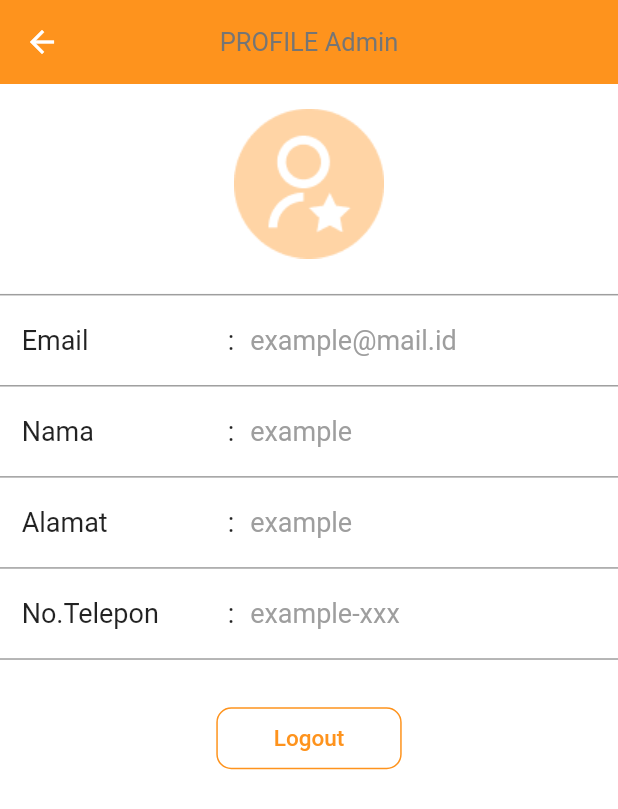
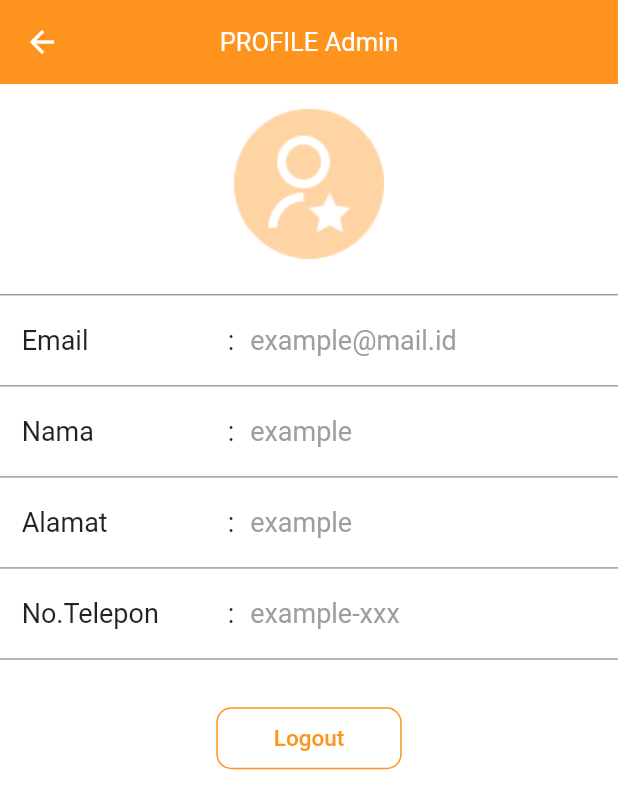
Before and after one commit to NezarianSaputra/fastmilk_admin, a Flutter app: the ProfileAdmin screen opened by its route, on a phone screen of 412 x 824 dp. Shown: the top 809 px of the screen. Run offline on Flutter 3.47's test engine with Material 2 defaults, Android fonts, the phone set to English and light mode, and no system bars; our stand-ins replace cloud_firestore, firebase_auth, firebase_core, flutter_svg; accounts and stored records are empty; Roboto replaces fonts that are missing (ABeeZee); project files that could hold a hidden picture were left out.

Commit message:
update profile admin

```diff
--- a/lib/screen/homepage/component/body_homepage.dart
+++ b/lib/screen/homepage/component/body_homepage.dart
@@ -242,9 +242,7 @@ class _BodyHomeState extends State<BodyHome> {
                           shape: RoundedRectangleBorder(
                               borderRadius: BorderRadius.circular(20)),
                           borderSide: BorderSide(width: 1, color: Colors.grey),
-                          onPressed: () {
-                            Navigator.pushNamed(context, DataPegawai.routeName);
-                          },
+                          onPressed: () {},
                           child: Row(
                             children: [
                               Image.asset(
--- a/lib/screen/profile_admin/profile_admin.dart
+++ b/lib/screen/profile_admin/profile_admin.dart
@@ -20,7 +20,7 @@ class ProfileAdmin extends StatelessWidget {
               )),
           title: Text(
             'PROFILE Admin',
-            style: TextStyle(fontSize: 17),
+            style: TextStyle(fontSize: 17, color: Colors.white),
           ),
           centerTitle: true,
           backgroundColor: Color(0xFFFE931D),
```
